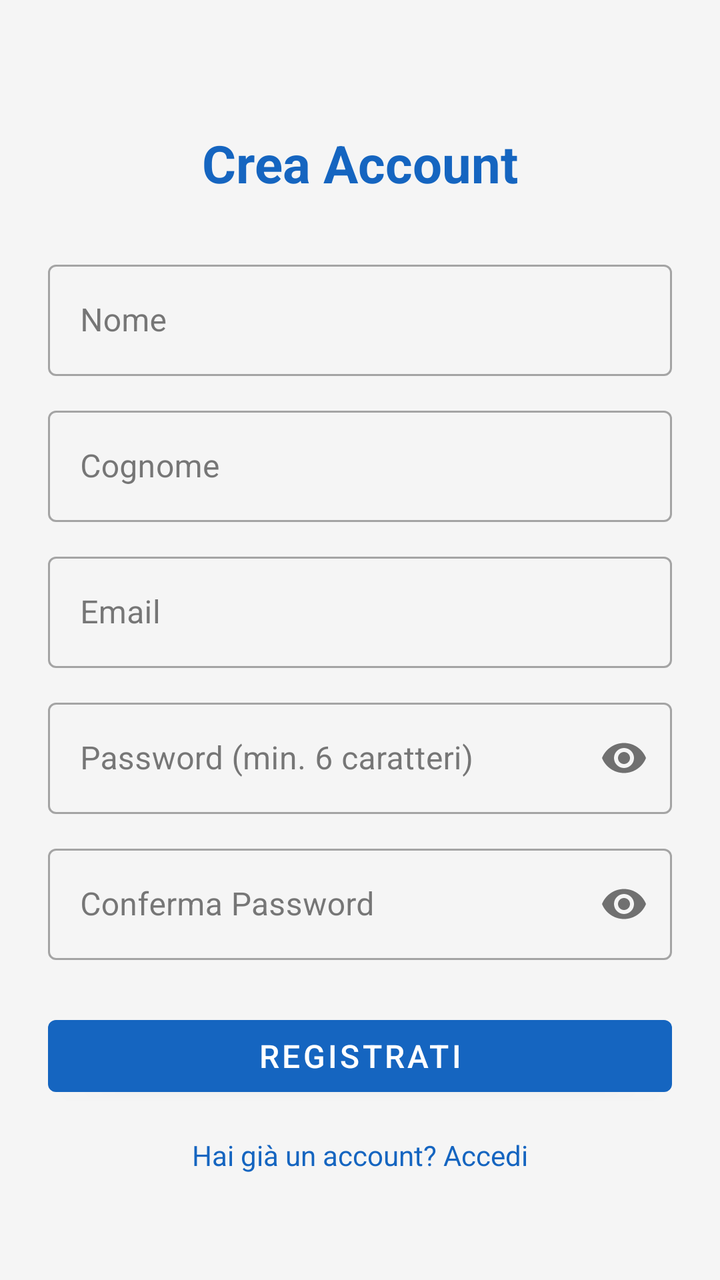
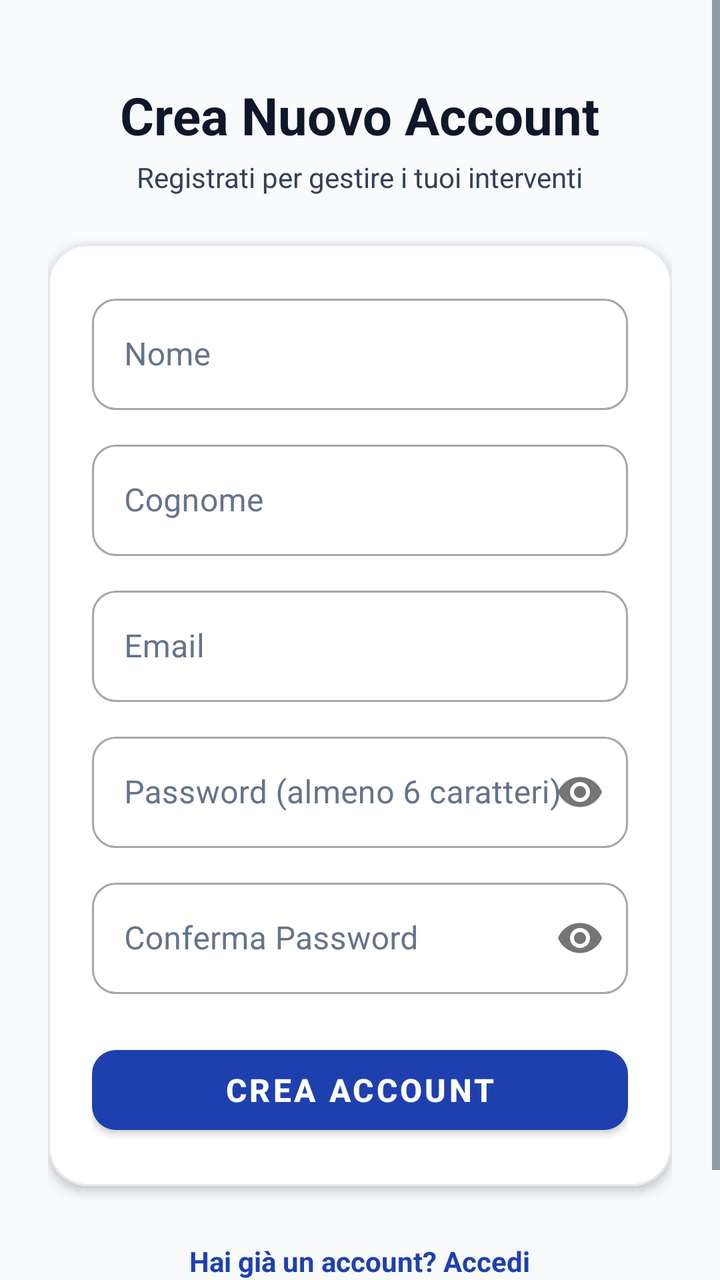

Before-and-after screenshots of an Android layout around one commit, followed by the original layout XML and the change that was made.
<!-- AndroidManifest.xml: application theme Theme.TechInterventionApp -->
<!-- res/layout/fragment_register.xml -->
<?xml version="1.0" encoding="utf-8"?>
<ScrollView
    xmlns:android="http://schemas.android.com/apk/res/android"
    xmlns:app="http://schemas.android.com/apk/res-auto"
    android:layout_width="match_parent"
    android:layout_height="match_parent"
    android:fillViewport="true"
    android:background="@color/background">

    <androidx.constraintlayout.widget.ConstraintLayout
        android:layout_width="match_parent"
        android:layout_height="wrap_content"
        android:padding="24dp">

        <TextView
            android:id="@+id/tv_title"
            android:layout_width="wrap_content"
            android:layout_height="wrap_content"
            android:text="Crea Account"
            android:textSize="26sp"
            android:textStyle="bold"
            android:textColor="@color/primary"
            app:layout_constraintTop_toTopOf="parent"
            app:layout_constraintStart_toStartOf="parent"
            app:layout_constraintEnd_toEndOf="parent"
            android:layout_marginTop="40dp" />

        <com.google.android.material.textfield.TextInputLayout
            android:id="@+id/til_first_name"
            style="@style/Widget.MaterialComponents.TextInputLayout.OutlinedBox"
            android:layout_width="0dp"
            android:layout_height="wrap_content"
            android:hint="Nome"
            app:layout_constraintTop_toBottomOf="@id/tv_title"
            app:layout_constraintStart_toStartOf="parent"
            app:layout_constraintEnd_toEndOf="parent"
            android:layout_marginTop="28dp">
            <com.google.android.material.textfield.TextInputEditText
                android:id="@+id/et_first_name"
                android:layout_width="match_parent"
                android:layout_height="wrap_content"
                android:inputType="textPersonName"
                android:imeOptions="actionNext" />
        </com.google.android.material.textfield.TextInputLayout>

        <com.google.android.material.textfield.TextInputLayout
            android:id="@+id/til_last_name"
            style="@style/Widget.MaterialComponents.TextInputLayout.OutlinedBox"
            android:layout_width="0dp"
            android:layout_height="wrap_content"
            android:hint="Cognome"
            app:layout_constraintTop_toBottomOf="@id/til_first_name"
            app:layout_constraintStart_toStartOf="parent"
            app:layout_constraintEnd_toEndOf="parent"
            android:layout_marginTop="12dp">
            <com.google.android.material.textfield.TextInputEditText
                android:id="@+id/et_last_name"
                android:layout_width="match_parent"
                android:layout_height="wrap_content"
                android:inputType="textPersonName"
                android:imeOptions="actionNext" />
        </com.google.android.material.textfield.TextInputLayout>

        <com.google.android.material.textfield.TextInputLayout
            android:id="@+id/til_email"
            style="@style/Widget.MaterialComponents.TextInputLayout.OutlinedBox"
            android:layout_width="0dp"
            android:layout_height="wrap_content"
            android:hint="Email"
            app:layout_constraintTop_toBottomOf="@id/til_last_name"
            app:layout_constraintStart_toStartOf="parent"
            app:layout_constraintEnd_toEndOf="parent"
            android:layout_marginTop="12dp">
            <com.google.android.material.textfield.TextInputEditText
                android:id="@+id/et_email"
                android:layout_width="match_parent"
                android:layout_height="wrap_content"
                android:inputType="textEmailAddress"
                android:imeOptions="actionNext" />
        </com.google.android.material.textfield.TextInputLayout>

        <com.google.android.material.textfield.TextInputLayout
            android:id="@+id/til_password"
            style="@style/Widget.MaterialComponents.TextInputLayout.OutlinedBox"
            android:layout_width="0dp"
            android:layout_height="wrap_content"
            android:hint="Password (min. 6 caratteri)"
            app:passwordToggleEnabled="true"
            app:layout_constraintTop_toBottomOf="@id/til_email"
            app:layout_constraintStart_toStartOf="parent"
            app:layout_constraintEnd_toEndOf="parent"
            android:layout_marginTop="12dp">
            <com.google.android.material.textfield.TextInputEditText
                android:id="@+id/et_password"
                android:layout_width="match_parent"
                android:layout_height="wrap_content"
                android:inputType="textPassword"
                android:imeOptions="actionNext" />
        </com.google.android.material.textfield.TextInputLayout>

        <com.google.android.material.textfield.TextInputLayout
            android:id="@+id/til_confirm_password"
            style="@style/Widget.MaterialComponents.TextInputLayout.OutlinedBox"
            android:layout_width="0dp"
            android:layout_height="wrap_content"
            android:hint="Conferma Password"
            app:passwordToggleEnabled="true"
            app:layout_constraintTop_toBottomOf="@id/til_password"
            app:layout_constraintStart_toStartOf="parent"
            app:layout_constraintEnd_toEndOf="parent"
            android:layout_marginTop="12dp">
            <com.google.android.material.textfield.TextInputEditText
                android:id="@+id/et_confirm_password"
                android:layout_width="match_parent"
                android:layout_height="wrap_content"
                android:inputType="textPassword"
                android:imeOptions="actionDone" />
        </com.google.android.material.textfield.TextInputLayout>

        <com.google.android.material.button.MaterialButton
            android:id="@+id/btn_register"
            android:layout_width="0dp"
            android:layout_height="wrap_content"
            android:text="Registrati"
            android:textSize="16sp"
            app:layout_constraintTop_toBottomOf="@id/til_confirm_password"
            app:layout_constraintStart_toStartOf="parent"
            app:layout_constraintEnd_toEndOf="parent"
            android:layout_marginTop="24dp" />

        <TextView
            android:id="@+id/tv_login"
            android:layout_width="wrap_content"
            android:layout_height="wrap_content"
            android:text="Hai già un account? Accedi"
            android:textColor="@color/primary"
            android:padding="8dp"
            app:layout_constraintTop_toBottomOf="@id/btn_register"
            app:layout_constraintStart_toStartOf="parent"
            app:layout_constraintEnd_toEndOf="parent"
            android:layout_marginTop="8dp"
            android:layout_marginBottom="24dp" />

    </androidx.constraintlayout.widget.ConstraintLayout>
</ScrollView>
<!-- resources referenced by this layout -->
<resources>
  <color name="background">#F5F5F5</color>
  <color name="primary">#1565C0</color>
  <style name="Theme.TechInterventionApp" parent="Theme.MaterialComponents.DayNight.NoActionBar">
          
          <item name="colorPrimary">@color/primary</item>
          <item name="colorPrimaryVariant">@color/primary_variant</item>
          <item name="colorOnPrimary">@color/white</item>
          <item name="colorSecondary">@color/secondary</item>
          <item name="colorSecondaryVariant">@color/secondary_variant</item>
          <item name="colorOnSecondary">@color/white</item>
          <item name="colorError">@color/error</item>
  
          
          <item name="android:colorBackground">@color/background</item>
          <item name="colorSurface">@color/surface</item>
          <item name="colorOnSurface">@color/on_surface</item>
  
          
          <item name="android:statusBarColor">@color/primary_variant</item>
      </style>
  <color name="primary_variant">#003c8f</color>
  <color name="white">#FFFFFF</color>
  <color name="secondary">#FF6F00</color>
  <color name="secondary_variant">#c43e00</color>
  <color name="error">#B00020</color>
  <color name="surface">#FFFFFF</color>
  <color name="on_surface">#212121</color>
</resources>

<!-- the commit's change to res/layout/fragment_register.xml (unified diff, before → after) -->
@@ -7,139 +7,181 @@
     android:fillViewport="true"
     android:background="@color/background">
 
-    <androidx.constraintlayout.widget.ConstraintLayout
+    <LinearLayout
         android:layout_width="match_parent"
         android:layout_height="wrap_content"
+        android:orientation="vertical"
+        android:gravity="center"
         android:padding="24dp">
 
         <TextView
             android:id="@+id/tv_title"
             android:layout_width="wrap_content"
             android:layout_height="wrap_content"
-            android:text="Crea Account"
+            android:text="Crea Nuovo Account"
             android:textSize="26sp"
             android:textStyle="bold"
-            android:textColor="@color/primary"
-            app:layout_constraintTop_toTopOf="parent"
-            app:layout_constraintStart_toStartOf="parent"
-            app:layout_constraintEnd_toEndOf="parent"
-            android:layout_marginTop="40dp" />
+            android:textColor="@color/text_primary"
+            android:layout_marginTop="16dp" />
 
-        <com.google.android.material.textfield.TextInputLayout
-            android:id="@+id/til_first_name"
-            style="@style/Widget.MaterialComponents.TextInputLayout.OutlinedBox"
-            android:layout_width="0dp"
+        <TextView
+            android:layout_width="wrap_content"
             android:layout_height="wrap_content"
-            android:hint="Nome"
-            app:layout_constraintTop_toBottomOf="@id/tv_title"
-            app:layout_constraintStart_toStartOf="parent"
-            app:layout_constraintEnd_toEndOf="parent"
-            android:layout_marginTop="28dp">
-            <com.google.android.material.textfield.TextInputEditText
-                android:id="@+id/et_first_name"
+            android:text="Registrati per gestire i tuoi interventi"
+            android:textSize="14sp"
+            android:textColor="@color/text_secondary"
+            android:layout_marginTop="4dp" />
+
+        
+        <com.google.android.material.card.MaterialCardView
+            android:layout_width="match_parent"
+            android:layout_height="wrap_content"
+            app:cardCornerRadius="20dp"
+            app:cardElevation="3dp"
+            app:strokeColor="@color/border_subtle"
+            app:strokeWidth="1dp"
+            android:layout_marginTop="24dp">
+
+            <LinearLayout
                 android:layout_width="match_parent"
                 android:layout_height="wrap_content"
-                android:inputType="textPersonName"
-                android:imeOptions="actionNext" />
-        </com.google.android.material.textfield.TextInputLayout>
+                android:orientation="vertical"
+                android:background="@color/surface"
+                android:padding="22dp">
 
-        <com.google.android.material.textfield.TextInputLayout
-            android:id="@+id/til_last_name"
-            style="@style/Widget.MaterialComponents.TextInputLayout.OutlinedBox"
-            android:layout_width="0dp"
-            android:layout_height="wrap_content"
-            android:hint="Cognome"
-            app:layout_constraintTop_toBottomOf="@id/til_first_name"
-            app:layout_constraintStart_toStartOf="parent"
-            app:layout_constraintEnd_toEndOf="parent"
-            android:layout_marginTop="12dp">
-            <com.google.android.material.textfield.TextInputEditText
-                android:id="@+id/et_last_name"
-                android:layout_width="match_parent"
-                android:layout_height="wrap_content"
-                android:inputType="textPersonName"
-                android:imeOptions="actionNext" />
-        </com.google.android.material.textfield.TextInputLayout>
+                <com.google.android.material.textfield.TextInputLayout
+                    android:id="@+id/til_first_name"
+                    style="@style/Widget.MaterialComponents.TextInputLayout.OutlinedBox"
+                    android:layout_width="match_parent"
+                    android:layout_height="wrap_content"
+                    android:hint="Nome"
+                    android:textColorHint="@color/text_muted"
+                    app:boxCornerRadiusTopStart="12dp"
+                    app:boxCornerRadiusTopEnd="12dp"
+                    app:boxCornerRadiusBottomStart="12dp"
+                    app:boxCornerRadiusBottomEnd="12dp">
+                    <com.google.android.material.textfield.TextInputEditText
+                        android:id="@+id/et_first_name"
+                        android:layout_width="match_parent"
+                        android:layout_height="wrap_content"
+                        android:textColor="@color/text_primary"
+                        android:inputType="textPersonName"
+                        android:imeOptions="actionNext" />
+                </com.google.android.material.textfield.TextInputLayout>
 
-        <com.google.android.material.textfield.TextInputLayout
-            android:id="@+id/til_email"
-            style="@style/Widget.MaterialComponents.TextInputLayout.OutlinedBox"
-            android:layout_width="0dp"
-            android:layout_height="wrap_content"
-            android:hint="Email"
-            app:layout_constraintTop_toBottomOf="@id/til_last_name"
-            app:layout_constraintStart_toStartOf="parent"
-            app:layout_constraintEnd_toEndOf="parent"
-            android:layout_marginTop="12dp">
-            <com.google.android.material.textfield.TextInputEditText
-                android:id="@+id/et_email"
-                android:layout_width="match_parent"
-                android:layout_height="wrap_content"
-                android:inputType="textEmailAddress"
-                android:imeOptions="actionNext" />
-        </com.google.android.material.textfield.TextInputLayout>
+                <com.google.android.material.textfield.TextInputLayout
+                    android:id="@+id/til_last_name"
+                    style="@style/Widget.MaterialComponents.TextInputLayout.OutlinedBox"
+                    android:layout_width="match_parent"
+                    android:layout_height="wrap_content"
+                    android:hint="Cognome"
+                    android:textColorHint="@color/text_muted"
+                    app:boxCornerRadiusTopStart="12dp"
+                    app:boxCornerRadiusTopEnd="12dp"
+                    app:boxCornerRadiusBottomStart="12dp"
+                    app:boxCornerRadiusBottomEnd="12dp"
+                    android:layout_marginTop="12dp">
+                    <com.google.android.material.textfield.TextInputEditText
+                        android:id="@+id/et_last_name"
+                        android:layout_width="match_parent"
+                        android:layout_height="wrap_content"
+                        android:textColor="@color/text_primary"
+                        android:inputType="textPersonName"
+                        android:imeOptions="actionNext" />
+                </com.google.android.material.textfield.TextInputLayout>
 
-        <com.google.android.material.textfield.TextInputLayout
-            android:id="@+id/til_password"
-            style="@style/Widget.MaterialComponents.TextInputLayout.OutlinedBox"
-            android:layout_width="0dp"
-            android:layout_height="wrap_content"
-            android:hint="Password (min. 6 caratteri)"
-            app:passwordToggleEnabled="true"
-            app:layout_constraintTop_toBottomOf="@id/til_email"
-            app:layout_constraintStart_toStartOf="parent"
-            app:layout_constraintEnd_toEndOf="parent"
-            android:layout_marginTop="12dp">
-            <com.google.android.material.textfield.TextInputEditText
-                android:id="@+id/et_password"
-                android:layout_width="match_parent"
-                android:layout_height="wrap_content"
-                android:inputType="textPassword"
-                android:imeOptions="actionNext" />
-        </com.google.android.material.textfield.TextInputLayout>
+                <com.google.android.material.textfield.TextInputLayout
+                    android:id="@+id/til_email"
+                    style="@style/Widget.MaterialComponents.TextInputLayout.OutlinedBox"
+                    android:layout_width="match_parent"
+                    android:layout_height="wrap_content"
+                    android:hint="Email"
+                    android:textColorHint="@color/text_muted"
+                    app:boxCornerRadiusTopStart="12dp"
+                    app:boxCornerRadiusTopEnd="12dp"
+                    app:boxCornerRadiusBottomStart="12dp"
+                    app:boxCornerRadiusBottomEnd="12dp"
+                    android:layout_marginTop="12dp">
+                    <com.google.android.material.textfield.TextInputEditText
+                        android:id="@+id/et_email"
+                        android:layout_width="match_parent"
+                        android:layout_height="wrap_content"
+                        android:textColor="@color/text_primary"
+                        android:inputType="textEmailAddress"
+                        android:imeOptions="actionNext" />
+                </com.google.android.material.textfield.TextInputLayout>
 
-        <com.google.android.material.textfield.TextInputLayout
-            android:id="@+id/til_confirm_password"
-            style="@style/Widget.MaterialComponents.TextInputLayout.OutlinedBox"
-            android:layout_width="0dp"
-            android:layout_height="wrap_content"
-            android:hint="Conferma Password"
-            app:passwordToggleEnabled="true"
-            app:layout_constraintTop_toBottomOf="@id/til_password"
-            app:layout_constraintStart_toStartOf="parent"
-            app:layout_constraintEnd_toEndOf="parent"
-            android:layout_marginTop="12dp">
-            <com.google.android.material.textfield.TextInputEditText
-                android:id="@+id/et_confirm_password"
-                android:layout_width="match_parent"
-                android:layout_height="wrap_content"
-                android:inputType="textPassword"
-                android:imeOptions="actionDone" />
-        </com.google.android.material.textfield.TextInputLayout>
+                <com.google.android.material.textfield.TextInputLayout
+                    android:id="@+id/til_password"
+                    style="@style/Widget.MaterialComponents.TextInputLayout.OutlinedBox"
+                    android:layout_width="match_parent"
+                    android:layout_height="wrap_content"
+                    android:hint="Password (almeno 6 caratteri)"
+                    android:textColorHint="@color/text_muted"
+                    app:passwordToggleEnabled="true"
+                    app:boxCornerRadiusTopStart="12dp"
+                    app:boxCornerRadiusTopEnd="12dp"
+                    app:boxCornerRadiusBottomStart="12dp"
+                    app:boxCornerRadiusBottomEnd="12dp"
+                    android:layout_marginTop="12dp">
+                    <com.google.android.material.textfield.TextInputEditText
+                        android:id="@+id/et_password"
+                        android:layout_width="match_parent"
+                        android:layout_height="wrap_content"
+                        android:textColor="@color/text_primary"
+                        android:inputType="textPassword"
+                        android:imeOptions="actionNext" />
+                </com.google.android.material.textfield.TextInputLayout>
 
-        <com.google.android.material.button.MaterialButton
-            android:id="@+id/btn_register"
-            android:layout_width="0dp"
-            android:layout_height="wrap_content"
-            android:text="Registrati"
-            android:textSize="16sp"
-            app:layout_constraintTop_toBottomOf="@id/til_confirm_password"
-            app:layout_constraintStart_toStartOf="parent"
-            app:layout_constraintEnd_toEndOf="parent"
-            android:layout_marginTop="24dp" />
+                <com.google.android.material.textfield.TextInputLayout
+                    android:id="@+id/til_confirm_password"
+                    style="@style/Widget.MaterialComponents.TextInputLayout.OutlinedBox"
+                    android:layout_width="match_parent"
+                    android:layout_height="wrap_content"
+                    android:hint="Conferma Password"
+                    android:textColorHint="@color/text_muted"
+                    app:passwordToggleEnabled="true"
+                    app:boxCornerRadiusTopStart="12dp"
+                    app:boxCornerRadiusTopEnd="12dp"
+                    app:boxCornerRadiusBottomStart="12dp"
+                    app:boxCornerRadiusBottomEnd="12dp"
+                    android:layout_marginTop="12dp">
+                    <com.google.android.material.textfield.TextInputEditText
+                        android:id="@+id/et_confirm_password"
+                        android:layout_width="match_parent"
+                        android:layout_height="wrap_content"
+                        android:textColor="@color/text_primary"
+                        android:inputType="textPassword"
+                        android:imeOptions="actionDone" />
+                </com.google.android.material.textfield.TextInputLayout>
 
+                <com.google.android.material.button.MaterialButton
+                    android:id="@+id/btn_register"
+                    android:layout_width="match_parent"
+                    android:layout_height="52dp"
+                    android:text="Crea Account"
+                    android:textSize="16sp"
+                    android:textStyle="bold"
+                    android:textColor="@color/white"
+                    app:backgroundTint="@color/primary"
+                    app:cornerRadius="12dp"
+                    android:layout_marginTop="22dp" />
+
+            </LinearLayout>
+        </com.google.android.material.card.MaterialCardView>
+
+        
         <TextView
             android:id="@+id/tv_login"
             android:layout_width="wrap_content"
             android:layout_height="wrap_content"
             android:text="Hai già un account? Accedi"
             android:textColor="@color/primary"
-            android:padding="8dp"
-            app:layout_constraintTop_toBottomOf="@id/btn_register"
-            app:layout_constraintStart_toStartOf="parent"
-            app:layout_constraintEnd_toEndOf="parent"
-            android:layout_marginTop="8dp"
+            android:textStyle="bold"
+            android:textSize="14sp"
+            android:padding="12dp"
+            android:layout_marginTop="16dp"
             android:layout_marginBottom="24dp" />
 
-    </androidx.constraintlayout.widget.ConstraintLayout>
+    </LinearLayout>
 </ScrollView>
<!-- resource entries referenced after the edit -->
@@ -1,8 +1,9 @@
 <!-- resources referenced by this layout -->
 <resources>
-  <color name="background">#F5F5F5</color>
-  <color name="primary">#1565C0</color>
-  <style name="Theme.TechInterventionApp" parent="Theme.MaterialComponents.DayNight.NoActionBar">
+  <color name="background">#F8FAFC</color>
+  <color name="border_subtle">#E2E8F0</color>
+  <color name="primary">#1E40AF</color>
+  <style name="Theme.TechInterventionApp" parent="Theme.MaterialComponents.Light.NoActionBar">
           
           <item name="colorPrimary">@color/primary</item>
           <item name="colorPrimaryVariant">@color/primary_variant</item>
@@ -15,17 +16,41 @@
           
           <item name="android:colorBackground">@color/background</item>
           <item name="colorSurface">@color/surface</item>
-          <item name="colorOnSurface">@color/on_surface</item>
+          <item name="colorOnSurface">@color/text_primary</item>
   
           
-          <item name="android:statusBarColor">@color/primary_variant</item>
+          <item name="android:textColor">@color/text_primary</item>
+          <item name="android:textColorPrimary">@color/text_primary</item>
+          <item name="android:textColorSecondary">@color/text_secondary</item>
+          <item name="android:textColorHint">@color/text_muted</item>
+  
+          
+          <item name="android:statusBarColor">@color/background</item>
+          <item name="android:windowLightStatusBar">true</item>
+          <item name="android:navigationBarColor">@color/surface</item>
+          <item name="android:windowLightNavigationBar">true</item>
+  
+          
+          <item name="textInputStyle">@style/Widget.App.TextInputLayout</item>
       </style>
-  <color name="primary_variant">#003c8f</color>
+  <color name="primary_variant">#172554</color>
   <color name="white">#FFFFFF</color>
-  <color name="secondary">#FF6F00</color>
-  <color name="secondary_variant">#c43e00</color>
-  <color name="error">#B00020</color>
+  <color name="secondary">#D97706</color>
+  <color name="secondary_variant">#B45309</color>
+  <color name="error">#DC2626</color>
+  <style name="Widget.App.TextInputLayout" parent="Widget.MaterialComponents.TextInputLayout.OutlinedBox">
+          <item name="boxStrokeColor">@color/primary</item>
+          <item name="boxStrokeWidth">1.5dp</item>
+          <item name="boxCornerRadiusTopStart">12dp</item>
+          <item name="boxCornerRadiusTopEnd">12dp</item>
+          <item name="boxCornerRadiusBottomStart">12dp</item>
+          <item name="boxCornerRadiusBottomEnd">12dp</item>
+          <item name="hintTextColor">@color/primary</item>
+          <item name="android:textColorHint">@color/text_muted</item>
+      </style>
   <color name="surface">#FFFFFF</color>
-  <color name="on_surface">#212121</color>
+  <color name="text_muted">#64748B</color>
+  <color name="text_primary">#0F172A</color>
+  <color name="text_secondary">#334155</color>
 </resources>
 
